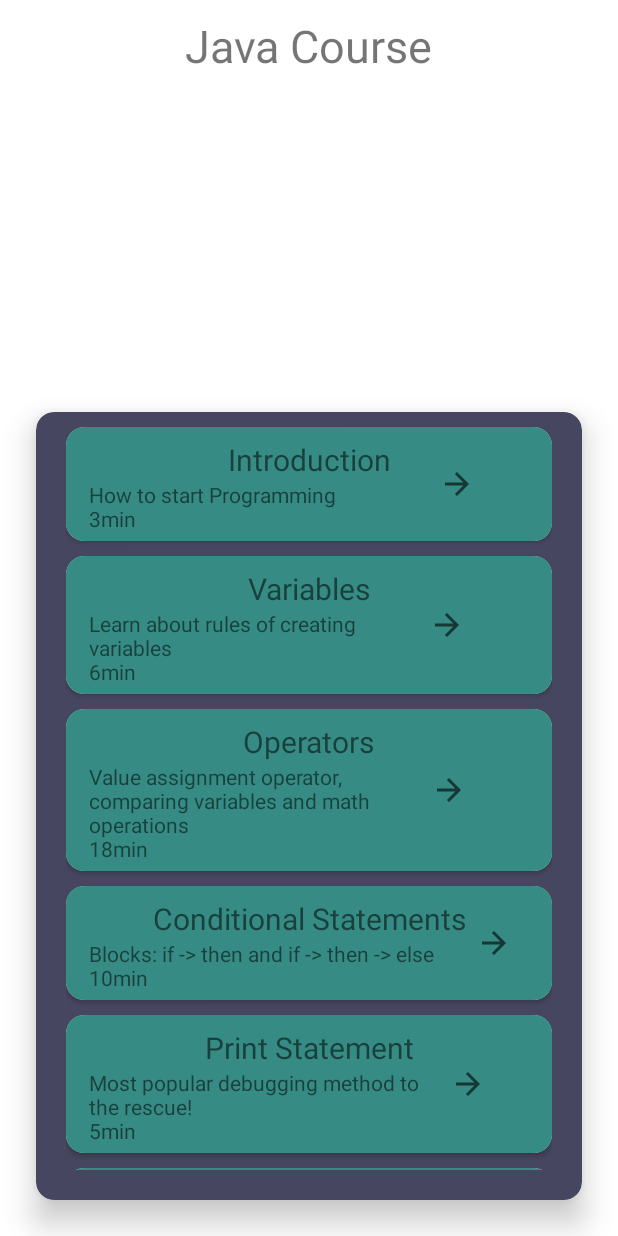
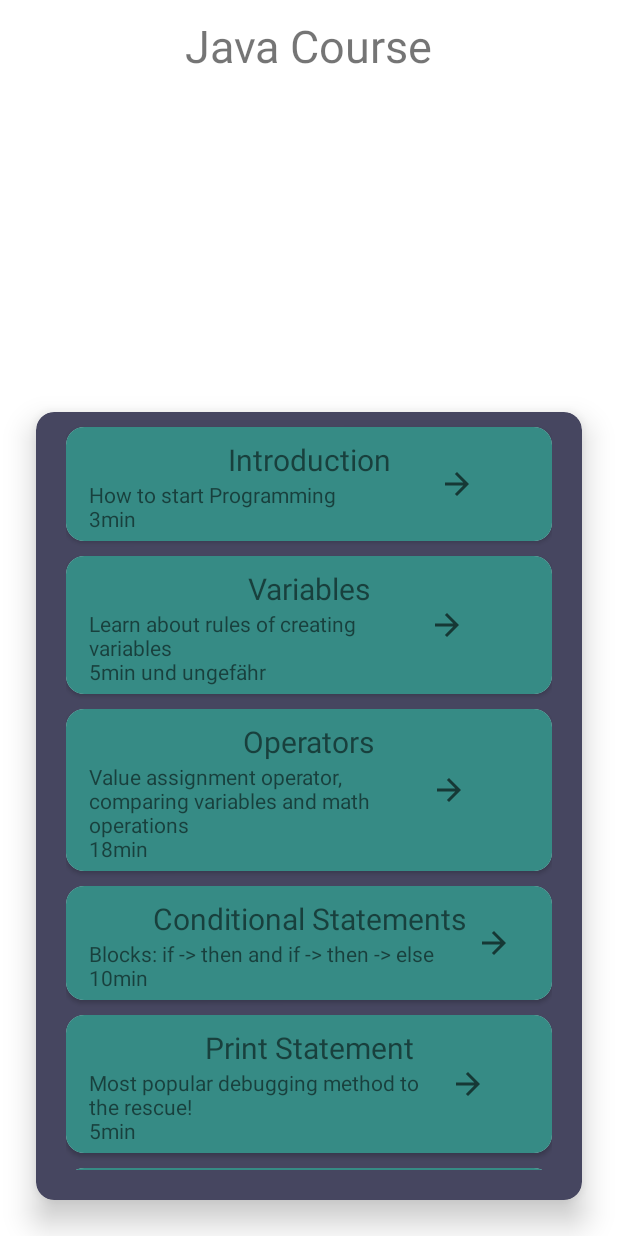
Before and after one commit to jakobzeise/LearnJava, an Android app: the screen it shows after launch (MainActivity), on a phone screen of 412 x 824 dp. Run offline under Robolectric (Android 15) with nearby library versions, the phone set to English and light mode, and no system bars.

Commit message:
commit 6minutes

```diff
--- a/app/src/main/java/com/jakobzeise/learnjava/view/MainActivity.kt
+++ b/app/src/main/java/com/jakobzeise/learnjava/view/MainActivity.kt
@@ -32,7 +32,7 @@ class MainActivity : AppCompatActivity() {
                 2,
                 "Variables",
                 "Learn about rules of creating variables\n" +
-                        "6min"
+                        "5min und ungefähr "
             )
         )
 
```
